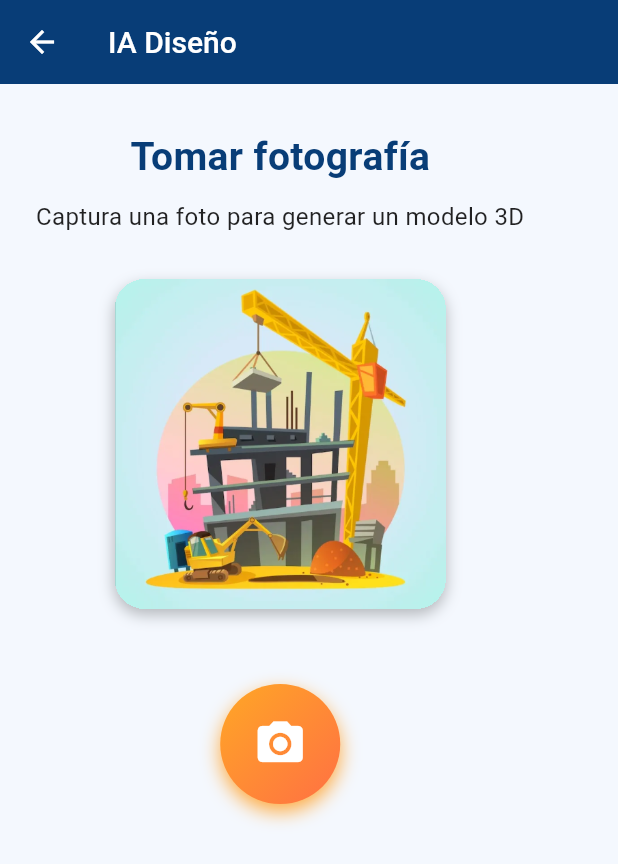
After one commit to Fournext/Plan_Risk_3D-Mobile, a Flutter app: the IADisenoScreen screen opened directly, on a phone screen of 412 x 824 dp. The commit adds this screen. Shown: the top 864 px of the screen. Run offline on Flutter 3.47's test engine with Material 3 defaults, Android fonts, the light colour scheme and no system bars; our stand-ins replace get, get_storage, google_fonts; missing offline and left inert: model_viewer_plus; accounts and stored records are empty.

Commit message:
feat(Appmovil): Sprint 1

```diff
--- a/lib/screens/main/main_screen.dart
+++ b/lib/screens/main/main_screen.dart
@@ -2,6 +2,7 @@ import 'package:flutter/material.dart';
 import 'package:get/get.dart';
 import 'package:mobile_plan_risk_3d/screens/dasboard/view/dashboard_screen.dart';
 import 'package:mobile_plan_risk_3d/screens/main/sidebar/widget/ConfigOptionsCard.dart';
+import 'package:mobile_plan_risk_3d/screens/main/sidebar/widget/DiseñoIA.dart';
 import 'package:mobile_plan_risk_3d/screens/main/sidebar/view/sidebar.dart';
 import 'package:mobile_plan_risk_3d/screens/view/glb_viewer_page.dart';
 
@@ -26,9 +27,10 @@ class _MainScreenState extends State<MainScreen> {
     DashboardScreen(),
     Center(child: Text('Dashboard / Estadísticas')),
     ProfileScreen(),
-    Center(child: Text('Diseño IA')),
+   // Center(child: Text('Diseño IA')),
+     IADisenoScreen(),
     //Center(child: Text('Configuraciones')),
-   const ConfigOptionsCard()
+    ConfigOptionsCard() ,
   ];
 
   void _onItemSelected(int index) {
--- a/lib/screens/main/sidebar/view/sidebar.dart
+++ b/lib/screens/main/sidebar/view/sidebar.dart
@@ -55,7 +55,7 @@ final theme = Theme.of(context);
           ),
           _SidebarItem(
             icon: Icons.warning,
-            label: 'Risk Analysis',
+            label: 'Mis Modelos ',
             isSelected: selectedIndex == 2,
             color: Colors.redAccent,
             onTap: () => onItemSelected(2),
--- a/lib/screens/main/sidebar/widget/ConfigOptionsCard.dart
+++ b/lib/screens/main/sidebar/widget/ConfigOptionsCard.dart
@@ -67,7 +67,7 @@ class ConfigOptionsCard extends StatelessWidget {
                     Divider(height: 1),
                     AnimatedOption(
                       icon: Icons.notifications,
-                      label: 'Notificaciones',
+                      label: 'Plan Premium',
                     ),
                     Divider(height: 1),
                     AnimatedOption(icon: Icons.language, label: 'Idioma'),
--- /dev/null
+++ b/lib/screens/main/sidebar/widget/DiseñoIA.dart
@@ -0,0 +1,136 @@
+import 'package:flutter/material.dart';
+import 'package:mobile_plan_risk_3d/screens/main/sidebar/widget/ProcesamientoScreen.dart';
+
+class IADisenoScreen extends StatefulWidget {
+  const IADisenoScreen({super.key});
+
+  @override
+  State<IADisenoScreen> createState() => _IADisenoScreenState();
+}
+
+class _IADisenoScreenState extends State<IADisenoScreen>
+    with SingleTickerProviderStateMixin {
+  double _opacity = 0.0;
+
+  @override
+  void initState() {
+    super.initState();
+    Future.delayed(const Duration(milliseconds: 300), () {
+      setState(() => _opacity = 1.0);
+    });
+  }
+
+  @override
+  Widget build(BuildContext context) {
+    return Scaffold(
+      backgroundColor: const Color(0xFFF4F8FE),
+      appBar: AppBar(
+        backgroundColor: const Color(0xFF083D77),
+        title: const Text('IA Diseño'),
+        titleTextStyle: const TextStyle(
+          color: Colors.white,
+          fontSize: 20,
+          fontWeight: FontWeight.w500,
+        ),
+        iconTheme: const IconThemeData(color: Colors.white),
+        elevation: 0,
+      ),
+      body: AnimatedOpacity(
+        opacity: _opacity,
+        duration: const Duration(milliseconds: 800),
+        curve: Curves.easeInOut,
+        child: Padding(
+          padding: const EdgeInsets.symmetric(horizontal: 24.0),
+          child: Column(
+            children: [
+              const SizedBox(height: 30),
+              const Text(
+                'Tomar fotografía',
+                style: TextStyle(
+                  fontSize: 26,
+                  fontWeight: FontWeight.bold,
+                  color: Color(0xFF083D77),
+                ),
+              ),
+              const SizedBox(height: 10),
+              const Text(
+                'Captura una foto para generar un modelo 3D',
+                style: TextStyle(fontSize: 16, color: Colors.black87),
+                textAlign: TextAlign.center,
+              ),
+              const SizedBox(height: 30),
+              Container(
+                decoration: BoxDecoration(
+                  borderRadius: BorderRadius.circular(20),
+                  boxShadow: const [
+                    BoxShadow(
+                      color: Colors.black26,
+                      blurRadius: 8,
+                      offset: Offset(0, 4),
+                    ),
+                  ],
+                ),
+                clipBehavior: Clip.hardEdge,
+                child: Image.asset(
+                  'assets/images/imagen.png',
+                  fit: BoxFit.cover,
+                  height: 220,
+                ),
+              ),
+
+              /// Aquí aumentamos el espacio entre la imagen y el botón
+              const SizedBox(height: 50),
+
+             GestureDetector(
+  onTap: () async {
+    ScaffoldMessenger.of(context).showSnackBar(
+      const SnackBar(content: Text('📸 Capturando fotografía...')),
+    );
+
+    await Future.delayed(const Duration(milliseconds: 500));
+
+    Navigator.push(
+      context,
+      MaterialPageRoute(
+        builder: (_) => const ProcesamientoScreen(
+          imagePath: 'assets/images/imagen.png',
+        ),
+      ),
+    );
+  },
+  child: Container(
+    width: 80,
+    height: 80,
+    decoration: BoxDecoration(
+      gradient: const LinearGradient(
+        colors: [Color(0xFFFFA726), Color(0xFFFF7043)],
+        begin: Alignment.topLeft,
+        end: Alignment.bottomRight,
+      ),
+      shape: BoxShape.circle,
+      boxShadow: const [
+        BoxShadow(
+          color: Colors.orangeAccent,
+          blurRadius: 10,
+          offset: Offset(0, 5),
+        )
+      ],
+    ),
+    child: const Icon(
+      Icons.camera_alt,
+      color: Colors.white,
+      size: 36,
+    ),
+  ),
+),
+
+
+              /// un poco espacion para boton se vea bien
+              const SizedBox(height: 50),
+            ],
+          ),
+        ),
+      ),
+    );
+  }
+}
--- a/pubspec.yaml
+++ b/pubspec.yaml
@@ -24,6 +24,8 @@ dependencies:
   get: ^4.6.6
   get_storage: ^2.1.1
   share_plus: ^11.1.0
+  camera: ^0.11.2
+  image_picker: ^1.2.0
 
 
 dev_dependencies:
```
Also changed, not shown: lib/screens/main/sidebar/widget/ProcesamientoScreen.dart (added, +42 -0 lines), assets/images/imagen.png (added), pubspec.lock, 6 other files.
